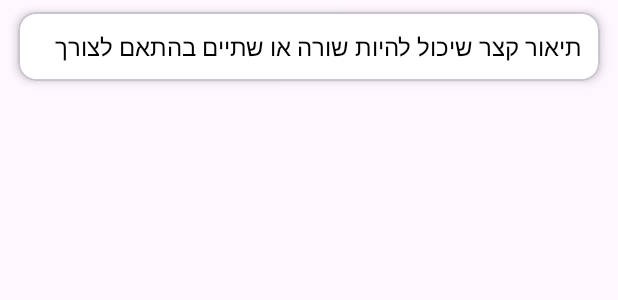
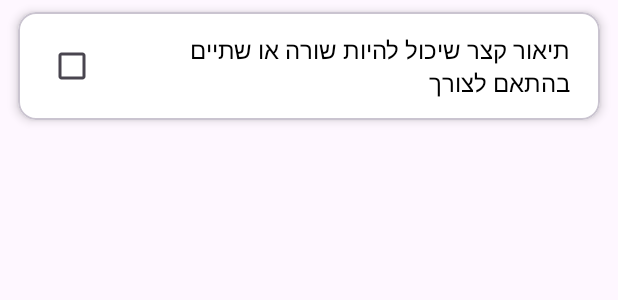
Before and after one commit to INONSEGEV/Hangman-game, an Android app: the layout word_row.xml on its own in the app's theme, with its tools: preview values and no code run, on a phone screen of 412 x 824 dp. Shown: the top 300 px of the screen. Run offline under Robolectric (Android 15) with nearby library versions, the light colour scheme and no system bars.

Commit message:
Delete with CheckBox in addWordsAdapter.java

```diff
--- a/app/src/main/res/layout/word_row.xml
+++ b/app/src/main/res/layout/word_row.xml
@@ -21,6 +21,15 @@
         android:layout_height="wrap_content"
         android:padding="12dp">
 
+        <!-- CheckBox לבחירת פריט -->
+        <CheckBox
+            android:id="@+id/checkBox"
+            android:layout_width="wrap_content"
+            android:layout_height="wrap_content"
+            app:layout_constraintStart_toStartOf="parent"
+            app:layout_constraintTop_toTopOf="parent"
+            app:layout_constraintBottom_toBottomOf="parent"/>
+
         <!-- תיאור / כותרת עיקרית -->
         <TextView
             android:id="@+id/tv_subtitle"
@@ -33,10 +42,10 @@
             android:maxLines="2"
             android:ellipsize="end"
             android:textColor="#000000"
-            app:layout_constraintStart_toStartOf="parent"
+            app:layout_constraintStart_toEndOf="@id/checkBox"
             app:layout_constraintTop_toTopOf="parent"
-            />
-
+            app:layout_constraintBottom_toBottomOf="parent"
+            app:layout_constraintEnd_toEndOf="parent"/>
 
     </androidx.constraintlayout.widget.ConstraintLayout>
 </com.google.android.material.card.MaterialCardView>
```
Also changed, not shown: app/src/main/java/com/example/hangmangame/addWordsActivity.java (+7 -0 lines), app/src/main/java/com/example/hangmangame/addWordsAdapter.java (+48 -2 lines), app/src/main/res/layout/activity_add_words.xml (+14 -0 lines).
